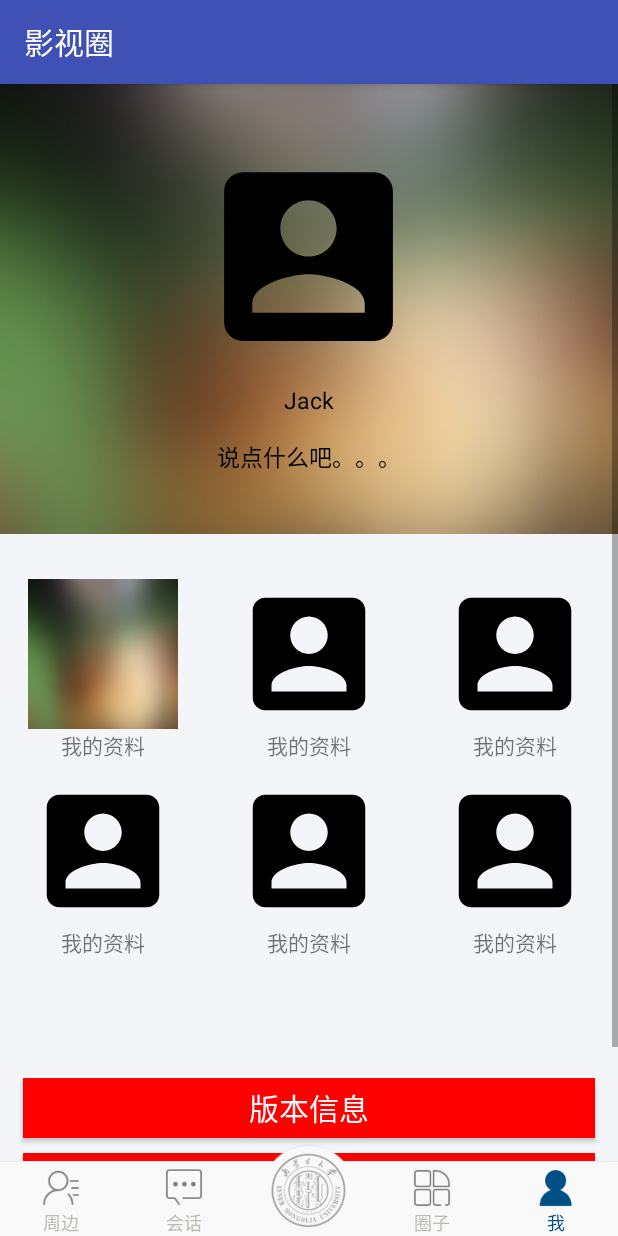
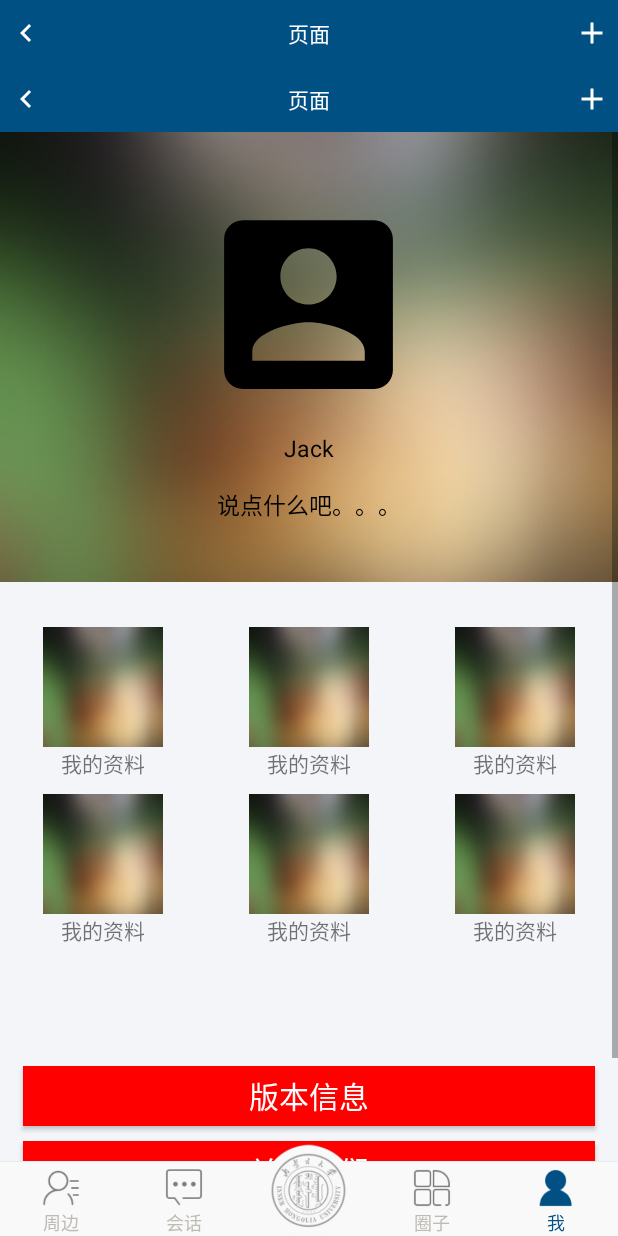
Before and after one commit to androidboom/Circle_Of_Movie, an Android app: the screen it shows after launch (MainActivity), after a tap on an icon or button, on a phone screen of 412 x 824 dp. Run offline under Robolectric (Android 15) with nearby library versions, the phone set to English and light mode, and no system bars; 3 other taps on this screen came first.

Commit message:
1.更新资源文件1

```diff
--- a/app/src/main/res/layout/activity_main.xml
+++ b/app/src/main/res/layout/activity_main.xml
@@ -1,10 +1,19 @@
 <?xml version="1.0" encoding="utf-8"?>
-<RelativeLayout xmlns:android="http://schemas.android.com/apk/res/android"
+<LinearLayout
+    xmlns:android="http://schemas.android.com/apk/res/android"
     xmlns:app="http://schemas.android.com/apk/res-auto"
     xmlns:tools="http://schemas.android.com/tools"
+    android:orientation="vertical"
+    android:layout_width="match_parent"
+    android:layout_height="match_parent">
+
+    <include layout="@layout/topper" />
+
+    <RelativeLayout
         android:layout_width="match_parent"
         android:layout_height="match_parent"
         tools:context="com.example.liubo.world_of_movie.View.MainActivity">
+
         <LinearLayout
             android:id="@+id/mian_content_container"
             android:layout_width="match_parent"
@@ -235,3 +244,6 @@
                 android:visibility="gone" />
         </RelativeLayout>
     </RelativeLayout>
+
+
+</LinearLayout>
--- a/app/src/main/res/layout/fragment_circle.xml
+++ b/app/src/main/res/layout/fragment_circle.xml
@@ -2,6 +2,9 @@
 <LinearLayout xmlns:android="http://schemas.android.com/apk/res/android"
     android:orientation="vertical" android:layout_width="match_parent"
     android:layout_height="match_parent">
+
+    <include layout="@layout/topper" />
+
     <RelativeLayout
         android:layout_width="match_parent"
         android:layout_height="250dp"
--- a/app/src/main/res/layout/fragment_content.xml
+++ b/app/src/main/res/layout/fragment_content.xml
@@ -2,6 +2,9 @@
 <LinearLayout xmlns:android="http://schemas.android.com/apk/res/android"
     android:orientation="vertical" android:layout_width="match_parent"
     android:layout_height="match_parent">
+
+    <include layout="@layout/topper" />
+
     <TextView
         android:layout_width="wrap_content"
         android:layout_height="wrap_content"
--- a/app/src/main/res/layout/fragment_main.xml
+++ b/app/src/main/res/layout/fragment_main.xml
@@ -2,6 +2,9 @@
 <LinearLayout xmlns:android="http://schemas.android.com/apk/res/android"
     android:orientation="vertical" android:layout_width="match_parent"
     android:layout_height="match_parent">
+
+    <include layout="@layout/topper" />
+
     <TextView
         android:layout_width="wrap_content"
         android:layout_height="wrap_content"
--- a/app/src/main/res/layout/fragment_me.xml
+++ b/app/src/main/res/layout/fragment_me.xml
@@ -1,6 +1,13 @@
 <?xml version="1.0" encoding="utf-8"?>
+<LinearLayout
+    xmlns:android="http://schemas.android.com/apk/res/android"
+    android:orientation="vertical"
+    android:layout_width="match_parent"
+    android:layout_height="match_parent">
+
+    <include layout="@layout/topper" />
+
     <com.example.liubo.world_of_movie.BaseView.MyScrollView
-    xmlns:android="http://schemas.android.com/apk/res/android"
         android:id="@+id/scrollview"
         android:layout_width="match_parent"
         android:layout_height="match_parent"
@@ -54,8 +61,8 @@
                         android:gravity="center"
                         android:orientation="vertical">
                         <ImageView
-                        android:layout_width="100dp"
-                        android:layout_height="100dp"
+                            android:layout_width="80dp"
+                            android:layout_height="80dp"
                             android:background="@drawable/background"/>
                         <TextView
                             android:layout_width="wrap_content"
@@ -69,9 +76,9 @@
                         android:gravity="center"
                         android:orientation="vertical">
                         <ImageView
-                        android:layout_width="100dp"
-                        android:layout_height="100dp"
-                        android:background="@drawable/ic_account_box_black_24dp"/>
+                            android:layout_width="80dp"
+                            android:layout_height="80dp"
+                            android:background="@drawable/background"/>
                         <TextView
                             android:layout_width="wrap_content"
                             android:layout_height="wrap_content"
@@ -84,9 +91,9 @@
                         android:gravity="center"
                         android:orientation="vertical">
                         <ImageView
-                        android:layout_width="100dp"
-                        android:layout_height="100dp"
-                        android:background="@drawable/ic_account_box_black_24dp"/>
+                            android:layout_width="80dp"
+                            android:layout_height="80dp"
+                            android:background="@drawable/background"/>
                         <TextView
                             android:layout_width="wrap_content"
                             android:layout_height="wrap_content"
@@ -104,9 +111,9 @@
                         android:gravity="center"
                         android:orientation="vertical">
                         <ImageView
-                        android:layout_width="100dp"
-                        android:layout_height="100dp"
-                        android:background="@drawable/ic_account_box_black_24dp"/>
+                            android:layout_width="80dp"
+                            android:layout_height="80dp"
+                            android:background="@drawable/background"/>
                         <TextView
                             android:layout_width="wrap_content"
                             android:layout_height="wrap_content"
@@ -119,9 +126,9 @@
                         android:orientation="vertical"
                         android:gravity="center">
                         <ImageView
-                        android:layout_width="100dp"
-                        android:layout_height="100dp"
-                        android:background="@drawable/ic_account_box_black_24dp" />
+                            android:layout_width="80dp"
+                            android:layout_height="80dp"
+                            android:background="@drawable/background" />
                         <TextView
                             android:layout_width="wrap_content"
                             android:layout_height="wrap_content"
@@ -134,9 +141,9 @@
                         android:orientation="vertical"
                         android:gravity="center">
                         <ImageView
-                        android:layout_width="100dp"
-                        android:layout_height="100dp"
-                        android:background="@drawable/ic_account_box_black_24dp" />
+                            android:layout_width="80dp"
+                            android:layout_height="80dp"
+                            android:background="@drawable/background" />
                         <TextView
                             android:layout_width="wrap_content"
                             android:layout_height="wrap_content"
@@ -185,3 +192,5 @@
 
         </LinearLayout>
     </com.example.liubo.world_of_movie.BaseView.MyScrollView>
+
+</LinearLayout>
--- a/app/src/main/res/layout/fragment_surround.xml
+++ b/app/src/main/res/layout/fragment_surround.xml
@@ -2,6 +2,7 @@
 <LinearLayout xmlns:android="http://schemas.android.com/apk/res/android"
     android:orientation="vertical" android:layout_width="match_parent"
     android:layout_height="match_parent">
+    <include layout="@layout/topper" />
     <TextView
         android:layout_width="wrap_content"
         android:layout_height="wrap_content"
--- a/app/src/main/res/layout/login_layout.xml
+++ b/app/src/main/res/layout/login_layout.xml
@@ -4,25 +4,47 @@
     android:layout_height="match_parent"
     >
 
+    <include layout="@layout/topper" />
+
+    <ImageView
+        android:id="@+id/user_icon"
+        android:layout_width="wrap_content"
+        android:layout_height="wrap_content"
+        android:layout_gravity="center_horizontal"
+        android:background="@drawable/common_user_icon"
+        />
+
     <EditText
         android:id="@+id/signup_username"
         android:layout_width="match_parent"
-        android:layout_height="wrap_content" />
+        android:layout_height="wrap_content"
+        android:layout_marginLeft="15dp"
+        android:layout_marginRight="15dp"/>
 
     <EditText
         android:id="@+id/signup_pw"
         android:layout_width="match_parent"
-        android:layout_height="wrap_content" />
+        android:layout_height="wrap_content"
+        android:layout_marginLeft="15dp"
+        android:layout_marginRight="15dp"/>
     <Button
         android:id="@+id/signup_btn"
-        android:layout_width="wrap_content"
+        android:layout_width="250dp"
         android:layout_height="wrap_content"
-        android:text="@string/signup"/>
+        android:layout_marginLeft="15dp"
+        android:layout_marginRight="15dp"
+        android:layout_gravity="center_horizontal"
+        android:text="@string/signup"
+        android:background="@drawable/corners_bg_login"/>
     <Button
         android:id="@+id/signin_btn"
-        android:layout_width="wrap_content"
+        android:layout_width="250dp"
         android:layout_height="wrap_content"
-        android:text="@string/signin"/>
+        android:layout_marginLeft="15dp"
+        android:layout_marginRight="15dp"
+        android:layout_gravity="center_horizontal"
+        android:text="@string/signin"
+        android:background="@drawable/corners_bg_login"/>
 
 
 </LinearLayout>
--- a/app/src/main/res/layout/test_layout.xml
+++ b/app/src/main/res/layout/test_layout.xml
@@ -2,6 +2,7 @@
 <LinearLayout xmlns:android="http://schemas.android.com/apk/res/android"
     android:orientation="vertical" android:layout_width="match_parent"
     android:layout_height="match_parent">
+    <include layout="@layout/topper" />
     <TextView
         android:layout_width="match_parent"
         android:layout_height="match_parent"
--- /dev/null
+++ b/app/src/main/res/layout/topper.xml
@@ -0,0 +1,37 @@
+<?xml version="1.0" encoding="utf-8"?>
+<RelativeLayout xmlns:android="http://schemas.android.com/apk/res/android"
+    android:layout_width="match_parent"
+    android:layout_height="wrap_content">
+    <!-- 顶部菜单栏 -->
+    <RelativeLayout
+        android:id="@+id/ll_menu"
+        android:layout_width="match_parent"
+        android:layout_height="44dp"
+        android:background="@color/ssf_main_color">
+        <ImageView
+            android:id="@+id/left_back"
+            android:layout_width="wrap_content"
+            android:layout_height="wrap_content"
+            android:layout_centerVertical="true"
+            android:layout_alignParentLeft="true"
+            android:layout_marginLeft="5dp"
+            android:background="@drawable/left_back"
+            />
+        <TextView
+            android:id="@+id/title"
+            android:layout_width="wrap_content"
+            android:layout_height="wrap_content"
+            android:text="页面"
+            android:layout_centerInParent="true"
+            android:textColor="@color/white"
+            />
+        <ImageView
+            android:layout_width="wrap_content"
+            android:layout_height="wrap_content"
+            android:layout_centerVertical="true"
+            android:layout_alignParentRight="true"
+            android:layout_marginRight="5dp"
+            android:background="@drawable/add"
+            />
+    </RelativeLayout>
+</RelativeLayout>
--- a/app/src/main/res/values/styles.xml
+++ b/app/src/main/res/values/styles.xml
@@ -6,6 +6,7 @@
         <item name="colorPrimary">@color/colorPrimary</item>
         <item name="colorPrimaryDark">@color/colorPrimaryDark</item>
         <item name="colorAccent">@color/colorAccent</item>
+        <item name="windowNoTitle">true</item>
     </style>
 
 </resources>
```
Lines whose indentation alone changed are shown as unchanged.
